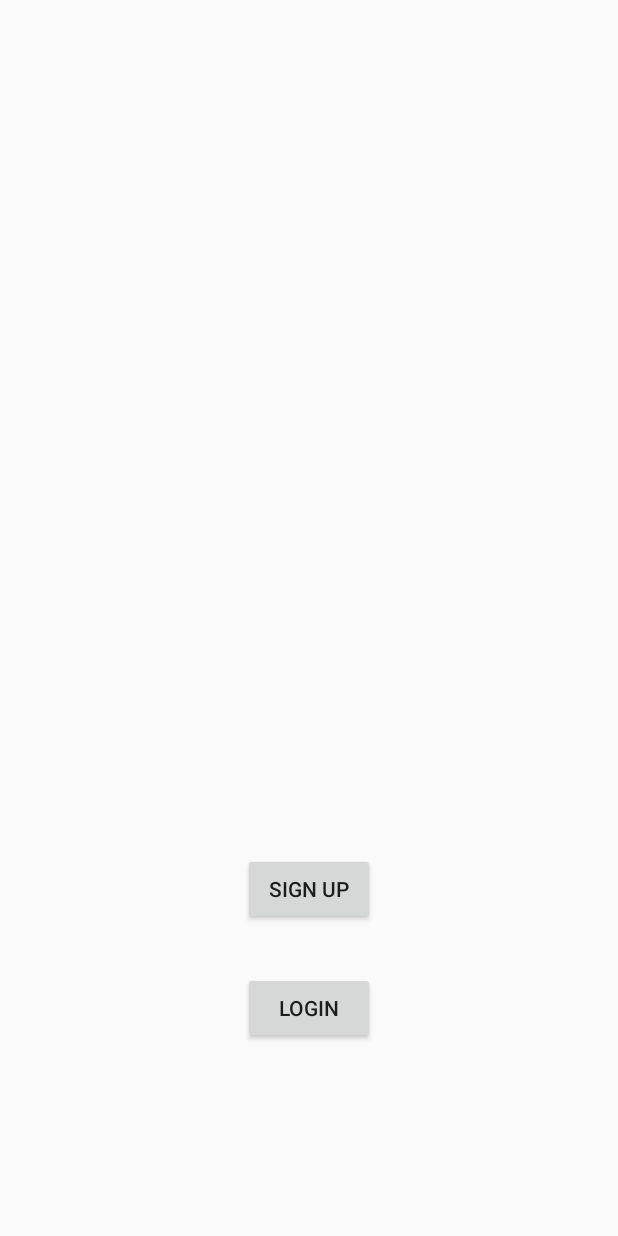
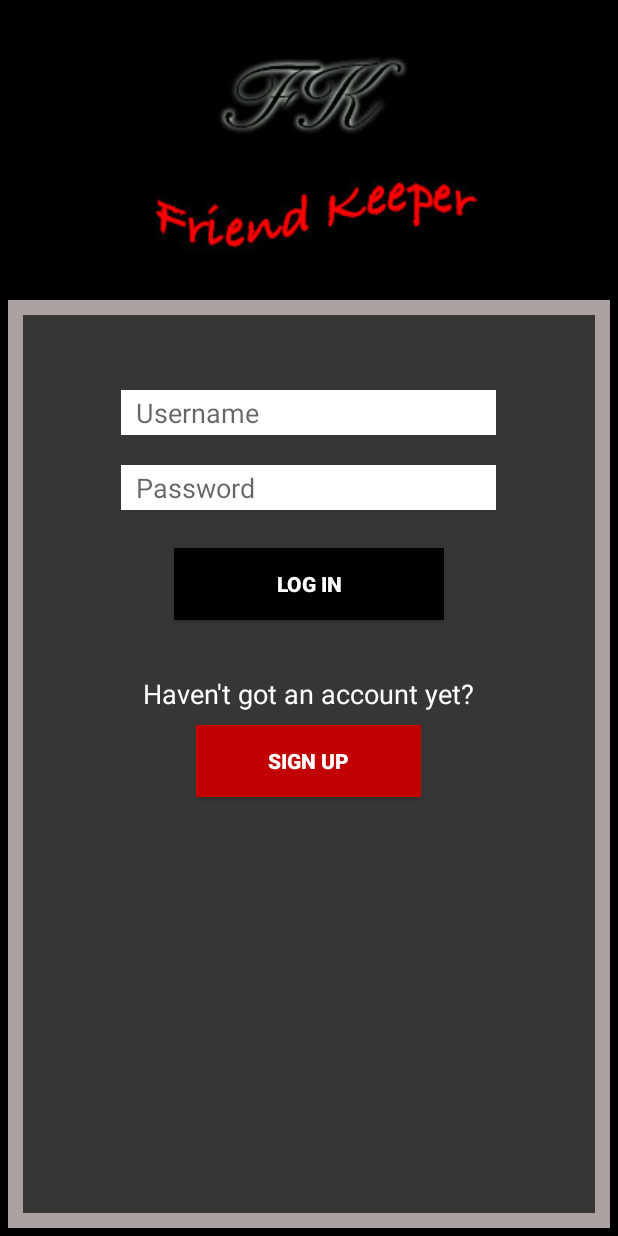
Before and after one commit to Kristie-Syda/CMP1602, an Android app: the screen it shows after launch (MainActivity), on a phone screen of 412 x 824 dp. Run offline under Robolectric (Android 15) with nearby library versions, the phone set to English and light mode, and no system bars; libraries missing offline, so code that uses them is left out: com.parse; 2 statements that could not run were skipped.

Commit message:
Styled Sign up and login screens

```diff
--- a/Android/FriendKeeper/app/src/main/AndroidManifest.xml
+++ b/Android/FriendKeeper/app/src/main/AndroidManifest.xml
@@ -26,6 +26,10 @@
             android:label="Sign Up"
             android:theme="@style/AppTheme.NoActionBar">
         </activity>
+        <activity
+            android:name=".HomeActivity"
+            android:label="Home">
+        </activity>
         <meta-data
             android:name="com.parse.APPLICATION_ID"
             android:value="XSvwBB0y1Tof3v7zTu0FvyMwTe8HtBg2lU8Ji7o2" />
--- a/Android/FriendKeeper/app/src/main/java/com/example/kristie_syda/friendkeeper/MainActivity.java
+++ b/Android/FriendKeeper/app/src/main/java/com/example/kristie_syda/friendkeeper/MainActivity.java
@@ -1,10 +1,8 @@
 package com.example.kristie_syda.friendkeeper;
 
 import android.os.Bundle;
+import android.support.v7.app.ActionBar;
 import android.support.v7.app.AppCompatActivity;
-import android.view.Menu;
-import android.view.MenuItem;
-
 import com.parse.Parse;
 
 /**
@@ -17,6 +15,11 @@ public class MainActivity extends AppCompatActivity {
     protected void onCreate(Bundle savedInstanceState) {
         super.onCreate(savedInstanceState);
         setContentView(R.layout.activity_main);
+        //Hide Action Bar
+        ActionBar actionBar = getSupportActionBar();
+        if (actionBar != null) {
+            actionBar.hide();
+        }
 
         //Init Parse
         Parse.enableLocalDatastore(this);
@@ -28,26 +31,4 @@ public class MainActivity extends AppCompatActivity {
             getFragmentManager().beginTransaction().replace(R.id.holder,frag,MainFragment.TAG).commit();
         }
     }
-
-    @Override
-    public boolean onCreateOptionsMenu(Menu menu) {
-        // Inflate the menu; this adds items to the action bar if it is present.
-        getMenuInflater().inflate(R.menu.menu_main, menu);
-        return true;
-    }
-
-    @Override
-    public boolean onOptionsItemSelected(MenuItem item) {
-        // Handle action bar item clicks here. The action bar will
-        // automatically handle clicks on the Home/Up button, so long
-        // as you specify a parent activity in AndroidManifest.xml.
-        int id = item.getItemId();
-
-        //noinspection SimplifiableIfStatement
-        if (id == R.id.action_settings) {
-            return true;
-        }
-
-        return super.onOptionsItemSelected(item);
-    }
 }
--- a/Android/FriendKeeper/app/src/main/java/com/example/kristie_syda/friendkeeper/MainFragment.java
+++ b/Android/FriendKeeper/app/src/main/java/com/example/kristie_syda/friendkeeper/MainFragment.java
@@ -8,6 +8,11 @@ import android.view.LayoutInflater;
 import android.view.View;
 import android.view.ViewGroup;
 import android.widget.Button;
+import android.widget.EditText;
+
+import com.parse.LogInCallback;
+import com.parse.ParseException;
+import com.parse.ParseUser;
 
 /**
  * Created by Kristie_Syda on 2/4/16.
@@ -34,6 +39,10 @@ public class MainFragment extends Fragment {
     public void onActivityCreated(Bundle savedInstanceState) {
         super.onActivityCreated(savedInstanceState);
 
+        //Username & Password
+        final EditText userName = (EditText) getView().findViewById(R.id.login_user);
+        final EditText password = (EditText) getView().findViewById(R.id.login_password);
+
         //Sign Up Button & Listener
         Button signUp = (Button) getView().findViewById(R.id.btn_signUp);
         signUp.setOnClickListener(new View.OnClickListener() {
@@ -46,5 +55,22 @@ public class MainFragment extends Fragment {
 
         //Login Button & Listener
         Button login = (Button) getView().findViewById(R.id.btn_login);
+        login.setOnClickListener(new View.OnClickListener() {
+            @Override
+            public void onClick(View v) {
+                ParseUser.logInInBackground(userName.getText().toString(), password.getText().toString(), new LogInCallback() {
+                    @Override
+                    public void done(ParseUser user, ParseException e) {
+                        if(user != null){
+                            System.out.println("//////////////// User Logged in");
+                            Intent hIntent = new Intent(getActivity(),HomeActivity.class);
+                            startActivity(hIntent);
+                        } else {
+                            System.out.println("///////////// error = " + e);
+                        }
+                    }
+                });
+            }
+        });
     }
 }
--- a/Android/FriendKeeper/app/src/main/java/com/example/kristie_syda/friendkeeper/SignUpActivity.java
+++ b/Android/FriendKeeper/app/src/main/java/com/example/kristie_syda/friendkeeper/SignUpActivity.java
@@ -2,6 +2,7 @@ package com.example.kristie_syda.friendkeeper;
 
 import android.os.Bundle;
 import android.support.v7.app.AppCompatActivity;
+import android.support.v7.app.ActionBar;
 
 /**
  * Created by Kristie_Syda on 2/5/16.
@@ -12,6 +13,11 @@ public class SignUpActivity extends AppCompatActivity {
     protected void onCreate(Bundle savedInstanceState) {
         super.onCreate(savedInstanceState);
         setContentView(R.layout.activity_main);
+        //Hide ActionBar
+        ActionBar actionBar = getSupportActionBar();
+        if (actionBar != null) {
+            actionBar.hide();
+        }
 
         if(savedInstanceState == null){
             //Load up Main Fragment
--- a/Android/FriendKeeper/app/src/main/res/layout/frag_main.xml
+++ b/Android/FriendKeeper/app/src/main/res/layout/frag_main.xml
@@ -1,22 +1,94 @@
 <?xml version="1.0" encoding="utf-8"?>
-<RelativeLayout xmlns:android="http://schemas.android.com/apk/res/android"
-    android:layout_width="match_parent" android:layout_height="match_parent">
+<RelativeLayout
+    xmlns:android="http://schemas.android.com/apk/res/android"
+    android:layout_width="match_parent"
+    android:layout_height="match_parent"
+    android:background="#000000">
 
-    <Button
-        android:layout_width="wrap_content"
-        android:layout_height="wrap_content"
-        android:text="Sign Up"
-        android:id="@+id/btn_signUp"
-        android:layout_alignParentBottom="true"
-        android:layout_centerHorizontal="true"
-        android:layout_marginBottom="207dp" />
+    <FrameLayout
+        android:layout_width="match_parent"
+        android:layout_height="match_parent"
+        android:layout_marginTop="200dp"
+        android:background="#aba1a0"
+        android:layout_marginLeft="5dp"
+        android:layout_marginRight="5dp"
+        android:layout_marginBottom="5dp"
+        android:id="@+id/frameLayout">
 
-    <Button
-        android:layout_width="wrap_content"
-        android:layout_height="wrap_content"
-        android:text="Login"
-        android:id="@+id/btn_login"
-        android:layout_alignTop="@+id/btn_signUp"
-        android:layout_alignStart="@+id/btn_signUp"
-        android:layout_marginTop="79dp" />
+        <RelativeLayout
+            android:layout_width="match_parent"
+            android:layout_height="match_parent"
+            android:background="#383535"
+            android:layout_marginLeft="10dp"
+            android:layout_marginRight="10dp"
+            android:layout_marginBottom="10dp"
+            android:layout_marginTop="10dp">
+
+            <Button
+                android:layout_width="150dp"
+                android:layout_height="wrap_content"
+                android:text="Sign Up"
+                android:textColor="#fff"
+                android:textStyle="bold"
+                android:id="@+id/btn_signUp"
+                android:layout_marginTop="70dp"
+                android:layout_below="@+id/btn_login"
+                android:background="#c20202"
+                android:layout_centerHorizontal="true" />
+
+            <Button
+                android:layout_width="180dp"
+                android:layout_height="wrap_content"
+                android:text="Log in"
+                android:id="@+id/btn_login"
+                android:layout_below="@+id/login_password"
+                android:layout_centerHorizontal="true"
+                android:layout_marginTop="25dp"
+                android:background="#000000"
+                android:textColor="#fff"
+                android:textStyle="bold"/>
+
+            <EditText
+                android:layout_width="250dp"
+                android:layout_height="30dp"
+                android:id="@+id/login_user"
+                android:background="#fff"
+                android:hint="Username"
+                android:paddingLeft="10dp"
+                android:layout_marginTop="50dp"
+                android:layout_alignParentTop="true"
+                android:layout_alignStart="@+id/login_password" />
+
+            <EditText
+                android:layout_width="250dp"
+                android:layout_height="30dp"
+                android:id="@+id/login_password"
+                android:background="#fff"
+                android:hint="Password"
+                android:paddingLeft="10dp"
+                android:layout_marginTop="20dp"
+                android:layout_below="@+id/login_user"
+                android:layout_centerHorizontal="true" />
+
+            <TextView
+                android:layout_width="wrap_content"
+                android:layout_height="wrap_content"
+                android:text="Haven't got an account yet?"
+                android:textSize="18dp"
+                android:textColor="#fff"
+                android:id="@+id/textView"
+                android:layout_below="@+id/login_password"
+                android:layout_centerHorizontal="true"
+                android:layout_marginTop="110dp"/>
+
+        </RelativeLayout>
+    </FrameLayout>
+
+    <ImageView
+        android:layout_width="300dp"
+        android:layout_height="200dp"
+        android:id="@+id/title"
+        android:background="@drawable/title"
+        android:layout_alignParentTop="true"
+        android:layout_centerHorizontal="true" />
 </RelativeLayout>
```
Also changed, not shown: Android/FriendKeeper/app/src/main/java/com/example/kristie_syda/friendkeeper/HomeActivity.java (added, +50 -0 lines), Android/FriendKeeper/app/src/main/java/com/example/kristie_syda/friendkeeper/HomeFragment.java (added, +37 -0 lines), Android/FriendKeeper/app/src/main/java/com/example/kristie_syda/friendkeeper/SignUpFragment.java (+11 -0 lines), Android/FriendKeeper/app/src/main/res/layout/frag_home.xml (added, +16 -0 lines), Android/FriendKeeper/app/src/main/res/layout/frag_signup.xml (+36 -26 lines), Android/FriendKeeper/app/src/main/res/drawable/title.jpg (added).
